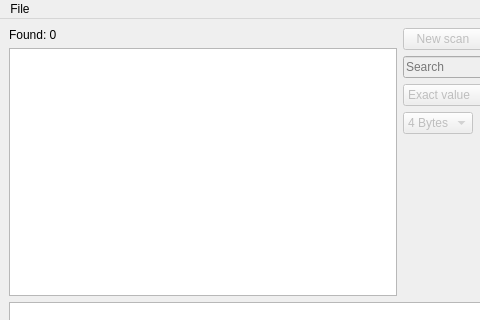
First picture: the form in src/gui/ui/mainwindow.ui, repository vikke1234/memory-scanner, before the edit; both pictures show x 0 to 480 and y 0 to 320 of the 800 by 600 pixel window.
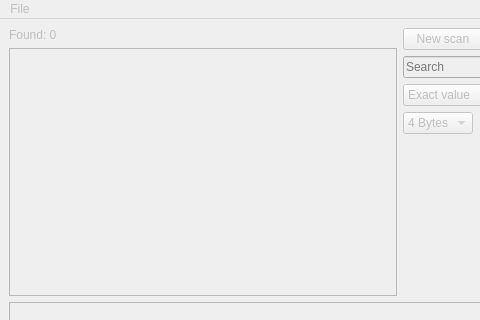
Second picture: the form after the edit.

The edit to the form file:
```diff
--- a/src/gui/ui/mainwindow.ui
+++ b/src/gui/ui/mainwindow.ui
@@ -2,6 +2,9 @@
 <ui version="4.0">
  <class>MainWindow</class>
  <widget class="QMainWindow" name="MainWindow">
+  <property name="enabled">
+   <bool>false</bool>
+  </property>
   <property name="geometry">
    <rect>
     <x>0</x>
```
Left out of the diff: 30 changed lines with no effect on the pictures.
